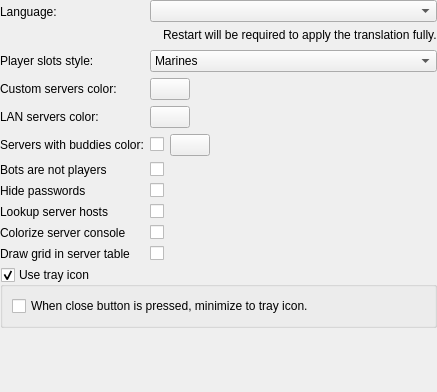
Old version of the form src/core/gui/configuration/cfgappearance.ui in the repository Destroyerrrocket/doomseeker-unofficial.
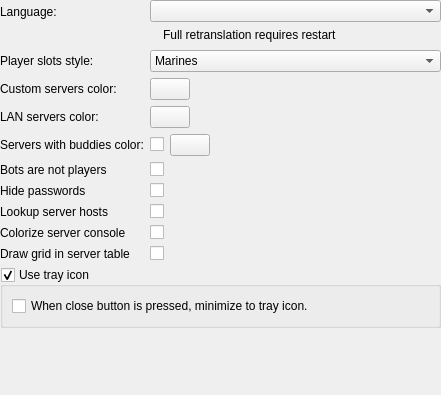
New version of the form. Icons and pictures are not drawn. Custom widgets are drawn as their Qt base class.

Commit message: - Shorter text in "retranslation restart" notification reduces the risk of the config box size jumping around when the notification is displayed (related to 3482)

What changed in the file:
```diff
--- a/src/core/gui/configuration/cfgappearance.ui
+++ b/src/core/gui/configuration/cfgappearance.ui
@@ -6,8 +6,8 @@
    <rect>
     <x>0</x>
     <y>0</y>
-    <width>415</width>
-    <height>392</height>
+    <width>441</width>
+    <height>395</height>
    </rect>
   </property>
   <layout class="QVBoxLayout" name="verticalLayout">
@@ -84,7 +84,7 @@
           <item>
            <widget class="QLabel" name="label_12">
             <property name="text">
-             <string>Restart will be required to apply the translation fully.</string>
+             <string>Full retranslation requires restart</string>
             </property>
            </widget>
           </item>
```
